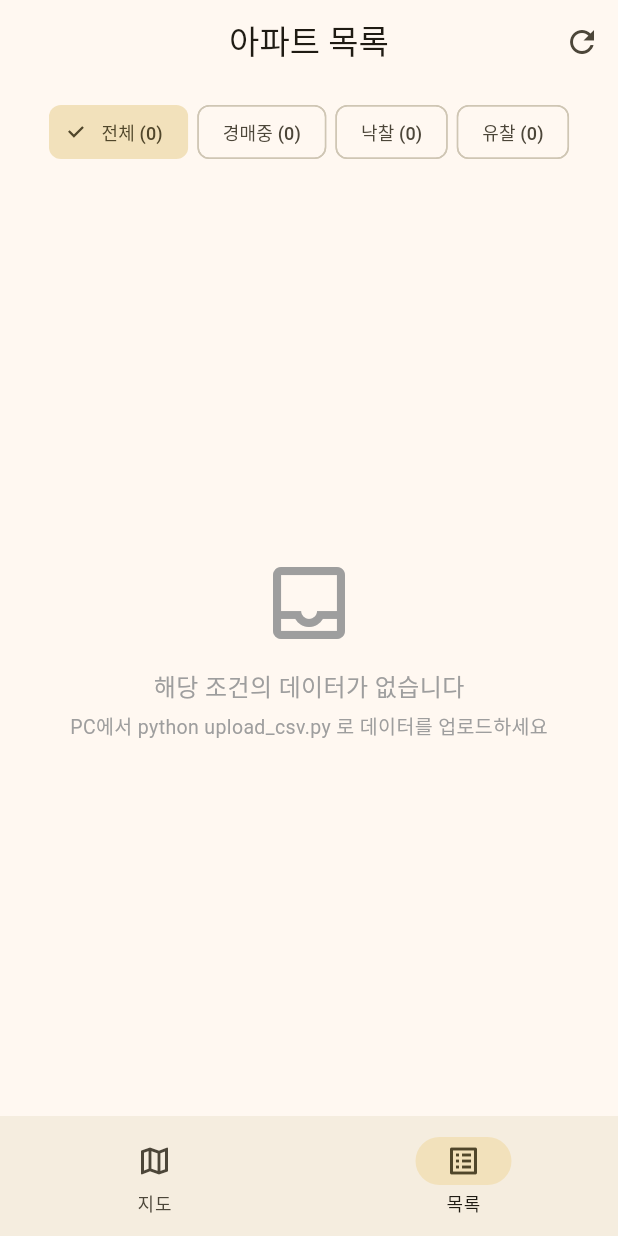
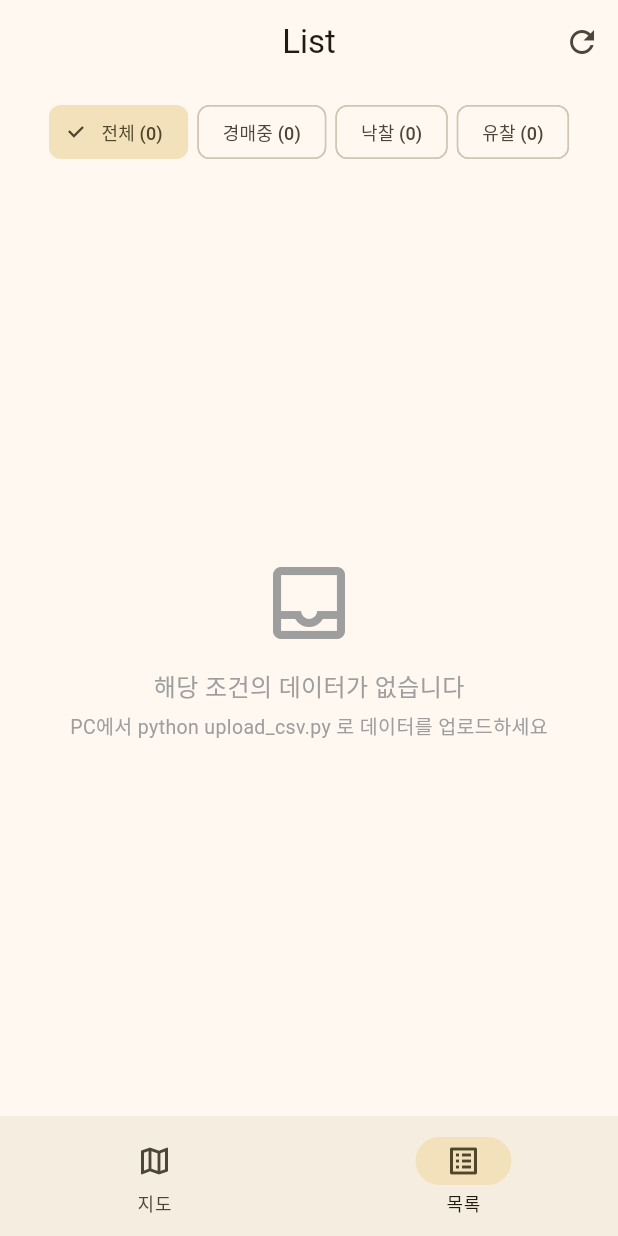
Before and after one commit to jya1park/Auction_app, a Flutter app: the screen it shows after launch, item 2 of the bottom bar chosen, on a phone screen of 412 x 824 dp. Run offline on Flutter 3.47's test engine with Material 3 defaults, Android fonts, the phone set to English and light mode, and no system bars; our stand-ins replace cloud_firestore, firebase_core, webview_flutter; accounts and stored records are empty.

Commit message:
feat: AppBar 타이틀을 Map/List로 변경
https://claude.ai/code/session_0122Yfi4wqCC8WS6PKN8ZyfQ

```diff
--- a/flutter_app/lib/screens/list_screen.dart
+++ b/flutter_app/lib/screens/list_screen.dart
@@ -61,7 +61,7 @@ class _ListScreenState extends State<ListScreen> {
     final filtered = _filtered;
     return Scaffold(
       appBar: AppBar(
-        title: const Text('아파트 목록'),
+        title: const Text('List'),
         actions: [
           IconButton(icon: const Icon(Icons.refresh), onPressed: _load),
         ],
--- a/flutter_app/lib/screens/map_screen.dart
+++ b/flutter_app/lib/screens/map_screen.dart
@@ -151,7 +151,7 @@ class _MapScreenState extends State<MapScreen> {
 
     return Scaffold(
       appBar: AppBar(
-        title: const Text('부동산 지도'),
+        title: const Text('Map'),
         actions: [
           IconButton(
             icon: const Icon(Icons.refresh),
```
